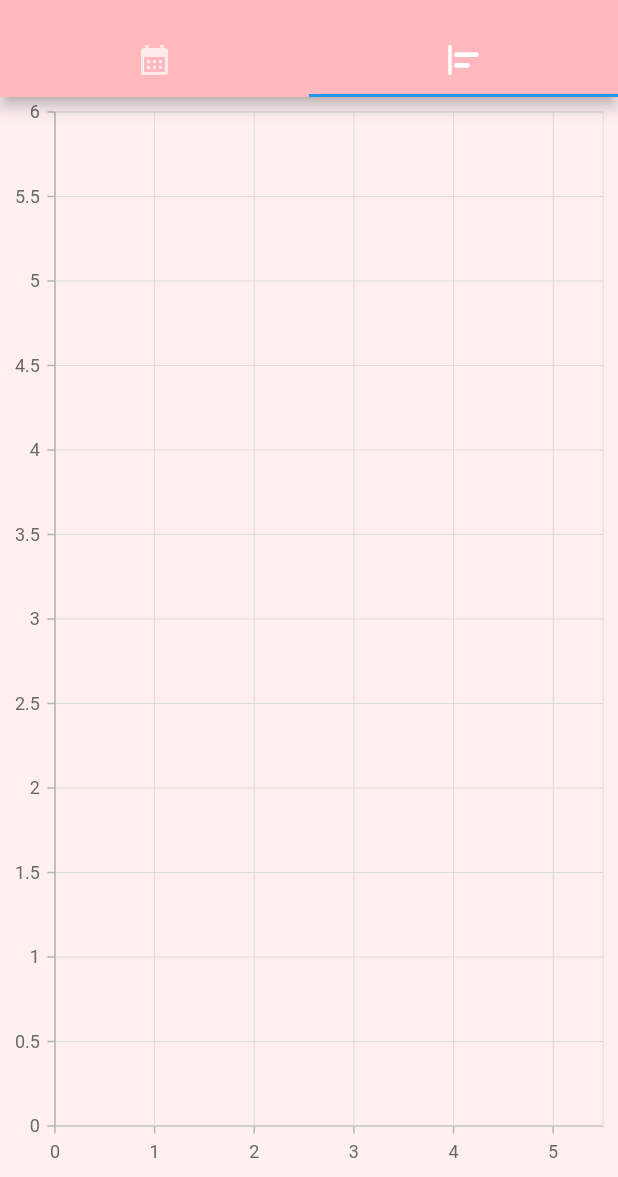
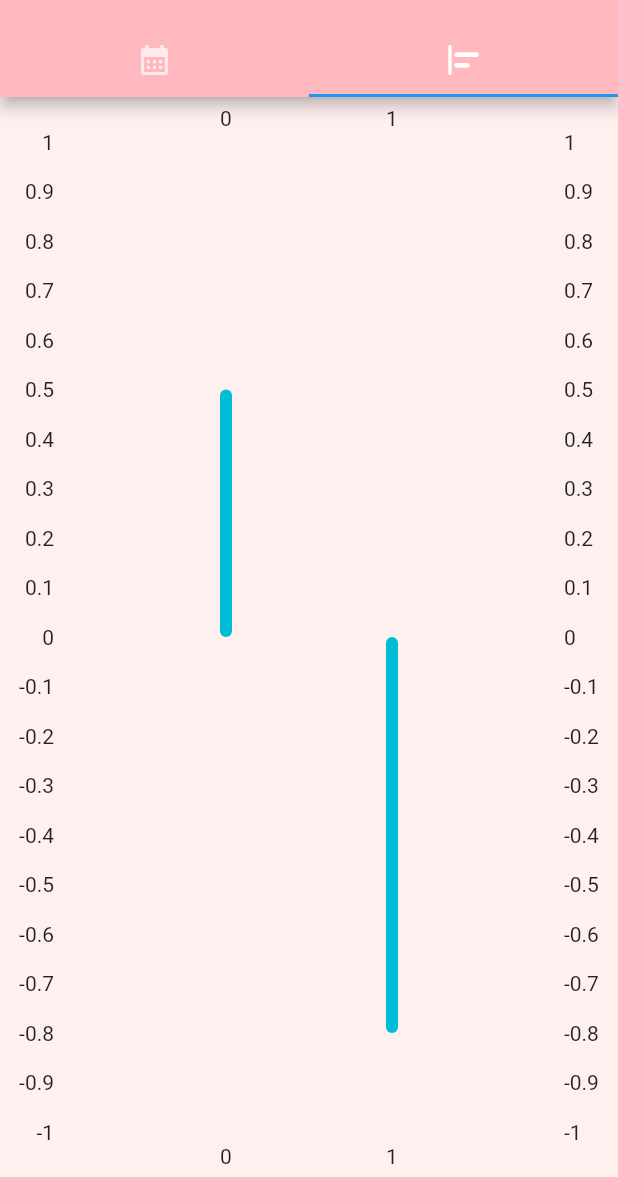
Before and after one commit to Kelpins/Mood-Tracker, a Flutter app: the StatsPage screen opened directly, tab 2 chosen, on a phone screen of 412 x 824 dp, the part 59-1236 px from its top. Run offline on Flutter 3.47's test engine with Material 2 defaults, Android fonts, the phone set to English and light mode, and no system bars; drawn by our look-alikes of fl_chart; our stand-ins replace cloud_firestore, firebase_auth, firebase_core, flutter_heatmap_calendar, group_button, persistent_bottom_nav_bar and 1 more; accounts and stored records are empty.

Commit message:
added chart + minor changes

```diff
--- a/mood_tracker_app/lib/habits.dart
+++ b/mood_tracker_app/lib/habits.dart
@@ -29,6 +29,7 @@ class Habits extends StatelessWidget {
                   borderSide: BorderSide(color: Colors.grey.shade400)),
                 fillColor: Colors.white,
                 filled: true,
+                hintText: "Add a new habit",
                 hintStyle: TextStyle(color: Colors.grey[500]),
               )),
             ),
--- a/mood_tracker_app/lib/home_page.dart
+++ b/mood_tracker_app/lib/home_page.dart
@@ -146,7 +146,7 @@ class _HomePageState extends State<HomePage> {
                           ),
                           margin: const EdgeInsets.all(10.0),
                           width: 375.0,
-                          height: 150.0,
+                          //height: 150.0,
                           child: Center(
                               child: Column(
                             children: [
@@ -154,18 +154,19 @@ class _HomePageState extends State<HomePage> {
                                 height: 8.0,
                               ),
                               const Text(
-                                "Hello! How are you?",
+                                "How are you?",
                                 style: TextStyle(
                                   fontSize: 20,
-                                  color: Color.fromARGB(255, 87, 46, 49)
                                 )
                               ),
+                              SizedBox(height: 5),
                               Row(
                                 mainAxisAlignment: MainAxisAlignment.center,
                                 children: [
                                   Icon(
                                     Icons.calendar_today,
                                   ),
+                                  SizedBox(width: 3),
                                   Text("$weekday, $month $day")
                                 ],
                               ),
@@ -369,7 +370,7 @@ class _HomePageState extends State<HomePage> {
                         ),
                         margin: const EdgeInsets.all(10.0),
                         width: 375.0,
-                        height: 150.0,
+                        //height: 150.0,
                         child: Center(
                             child: Column(children: [
                           SizedBox(
@@ -379,15 +380,16 @@ class _HomePageState extends State<HomePage> {
                             "Hello! How are you?",
                             style: TextStyle(
                               fontSize: 20,
-                              color: Color.fromARGB(255, 87, 46, 49)
                             )
                           ),
+                          SizedBox(height: 5),
                           Row(
                             mainAxisAlignment: MainAxisAlignment.center,
                             children: [
                               Icon(
                                 Icons.calendar_today,
                               ),
+                              SizedBox(width: 3),
                               Text("$weekday, $month $day")
                             ],
                           ),
--- a/mood_tracker_app/lib/moodEffect.dart
+++ b/mood_tracker_app/lib/moodEffect.dart
@@ -2,9 +2,51 @@ import 'package:flutter/material.dart';
 import 'package:syncfusion_flutter_charts/charts.dart';
 import 'package:syncfusion_flutter_charts/sparkcharts.dart';
 
+// different library
+import 'package:fl_chart/fl_chart.dart';
+
 class moodEffect extends StatelessWidget {
   @override
   Widget build(BuildContext context) {
-    return Center(child: Container(child: SfCartesianChart()));
+    return Center(
+      child: Container(
+        // child: SfCartesianChart(),
+
+        child: BarChart(
+          BarChartData(
+            maxY: 1,
+            minY: -1,
+            barGroups: [
+              BarChartGroupData(
+                x: 0,
+                barRods: [
+                  BarChartRodData(
+                    toY: 0.5,
+                  )
+                ]
+              ),
+              BarChartGroupData(
+                x: 1,
+                barRods: [
+                  BarChartRodData(
+                    toY: -0.8,
+                  ),
+                ]
+              )
+            ],
+            gridData: FlGridData(show:false),
+            /*titlesData: FlTitlesData(
+              show: true,
+            )*/ // SHOWS DATA LABLES MIGHT NEED LATER
+            borderData: FlBorderData(
+              show: true,
+              border: Border(
+            )),
+          ),
+          swapAnimationDuration: Duration(milliseconds: 150),
+          swapAnimationCurve: Curves.linear,
+        )
+      ),
+    );
   }
 }
--- a/mood_tracker_app/pubspec.yaml
+++ b/mood_tracker_app/pubspec.yaml
@@ -19,6 +19,7 @@ dependencies:
   firebase_auth: ^4.6.1
   persistent_bottom_nav_bar: any
   group_button: ^5.2.2
+  fl_chart: ^0.62.0
 
 dev_dependencies:
   flutter_test:
```
Also changed, not shown: 1 other file.
